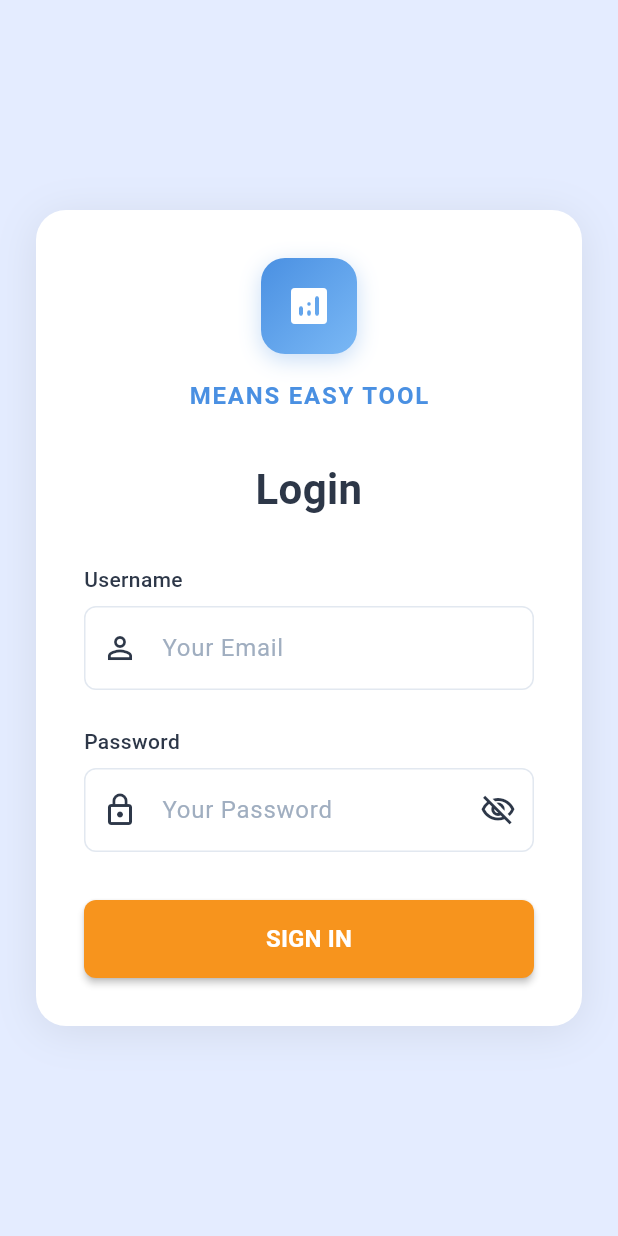
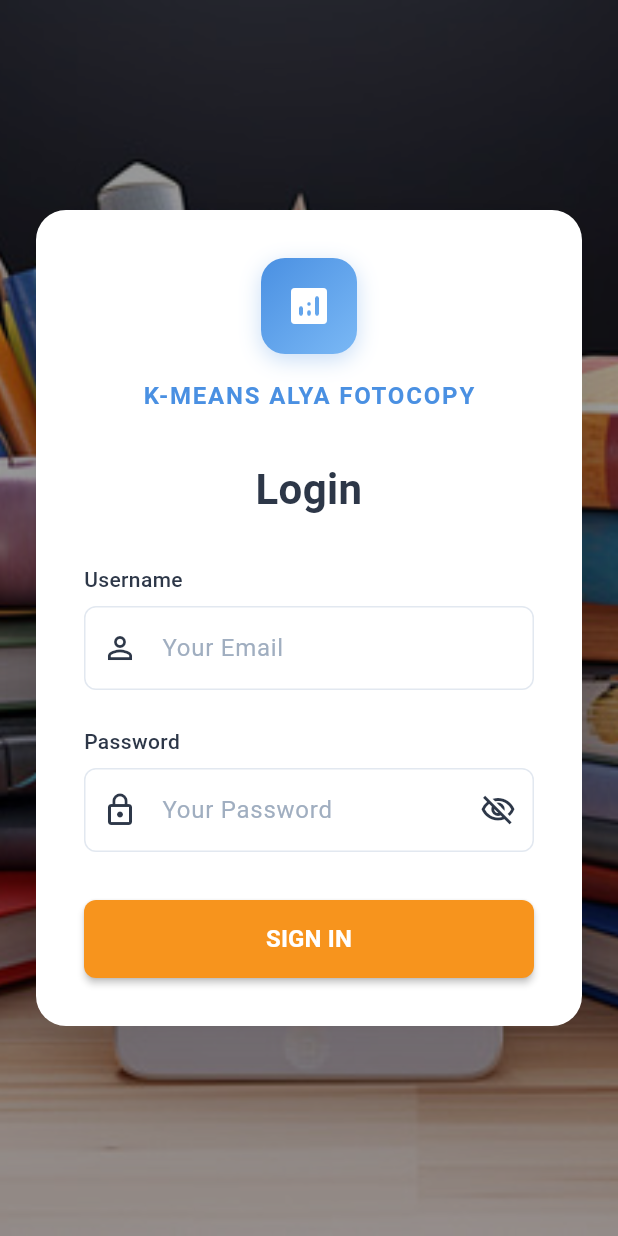
Before and after one commit to ILY-Code-1/Flutter-KMeans-AlyaFotocopy, a Flutter app: the screen it shows after launch, on a phone screen of 412 x 824 dp. Run offline on Flutter 3.47's test engine with Material 3 defaults, Android fonts, the phone set to English and light mode, and no system bars; our stand-ins replace cloud_firestore, firebase_core, get, get_storage, pdf, printing; accounts and stored records are empty.

Commit message:
login page title and background

```diff
--- a/lib/app/modules/login/views/login_view.dart
+++ b/lib/app/modules/login/views/login_view.dart
@@ -10,11 +10,22 @@ class LoginView extends GetView<LoginController> {
   @override
   Widget build(BuildContext context) {
     return Scaffold(
-      backgroundColor: const Color(0xFFE4ECFF), // Soft blue background
-      body: Center(
-        child: SingleChildScrollView(
-          padding: const EdgeInsets.all(AppSpacing.lg),
-          child: _buildLoginCard(),
+      body: Container(
+        decoration: BoxDecoration(
+          image: DecorationImage(
+            image: AssetImage("assets/images/background.jpg"),
+            fit: BoxFit.cover,
+            colorFilter: ColorFilter.mode(
+              Colors.black.withOpacity(0.4),
+              BlendMode.darken,
+            ),
+          ),
+        ),
+        child: Center(
+          child: SingleChildScrollView(
+            padding: const EdgeInsets.all(AppSpacing.lg),
+            child: _buildLoginCard(),
+          ),
         ),
       ),
     );
@@ -78,16 +89,12 @@ class LoginView extends GetView<LoginController> {
             ],
           ),
           child: const Center(
-            child: Icon(
-              Icons.analytics_rounded,
-              color: Colors.white,
-              size: 32,
-            ),
+            child: Icon(Icons.analytics_rounded, color: Colors.white, size: 32),
           ),
         ),
         const SizedBox(height: AppSpacing.md),
         Text(
-          'MEANS EASY TOOL',
+          'K-MEANS ALYA FOTOCOPY',
           style: AppTextStyles.bodyMedium.copyWith(
             fontWeight: FontWeight.w600,
             letterSpacing: 1.2,
```
Also changed, not shown: assets/images/background.jpg (added).
